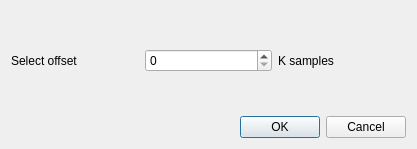
This is src/scope/scopeoffset.ui in ON4QZ/QSSTV as Qt 5 draws it before an edit. The edited form follows.
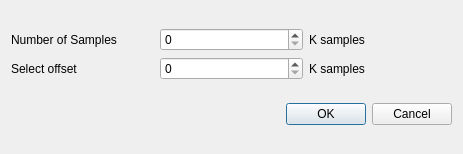
This is the edited form.

```diff
--- a/src/scope/scopeoffset.ui
+++ b/src/scope/scopeoffset.ui
@@ -6,8 +6,8 @@
    <rect>
     <x>0</x>
     <y>0</y>
-    <width>417</width>
-    <height>149</height>
+    <width>463</width>
+    <height>154</height>
    </rect>
   </property>
   <property name="windowTitle">
@@ -15,26 +15,50 @@
   </property>
   <layout class="QVBoxLayout" name="verticalLayout">
    <item>
-    <layout class="QHBoxLayout" name="horizontalLayout">
-     <item>
-      <widget class="QLabel" name="label">
+    <layout class="QGridLayout" name="gridLayout">
+     <item row="0" column="0">
+      <widget class="QLabel" name="numberOfSamplesLabel">
+       <property name="text">
+        <string>Number of Samples</string>
+       </property>
+      </widget>
+     </item>
+     <item row="0" column="1">
+      <widget class="QSpinBox" name="numberOfSamplesSpinbox">
+       <property name="maximum">
+        <number>400</number>
+       </property>
+       <property name="singleStep">
+        <number>10</number>
+       </property>
+      </widget>
+     </item>
+     <item row="0" column="2">
+      <widget class="QLabel" name="ksamplesLabel1">
+       <property name="text">
+        <string>K samples</string>
+       </property>
+      </widget>
+     </item>
+     <item row="1" column="0">
+      <widget class="QLabel" name="selectOffsetLabel">
        <property name="text">
         <string>Select offset</string>
        </property>
       </widget>
      </item>
-     <item>
-      <widget class="QSpinBox" name="spinBox">
+     <item row="1" column="1">
+      <widget class="QSpinBox" name="offsetSpinbox">
        <property name="maximum">
-        <number>10000</number>
+        <number>1000</number>
        </property>
        <property name="singleStep">
         <number>10</number>
        </property>
       </widget>
      </item>
-     <item>
-      <widget class="QLabel" name="label_2">
+     <item row="1" column="2">
+      <widget class="QLabel" name="lksamplesLabel2">
        <property name="text">
         <string>K samples</string>
        </property>
```
